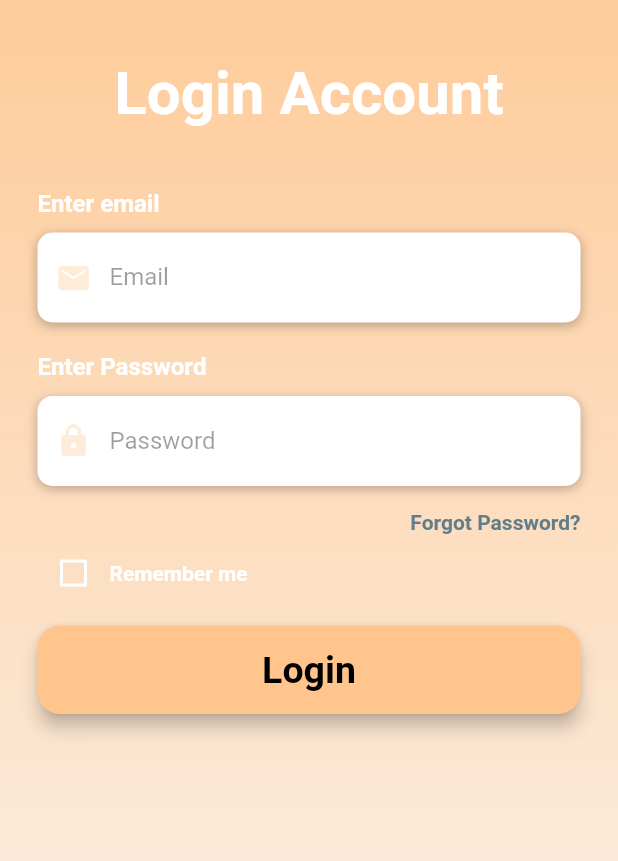
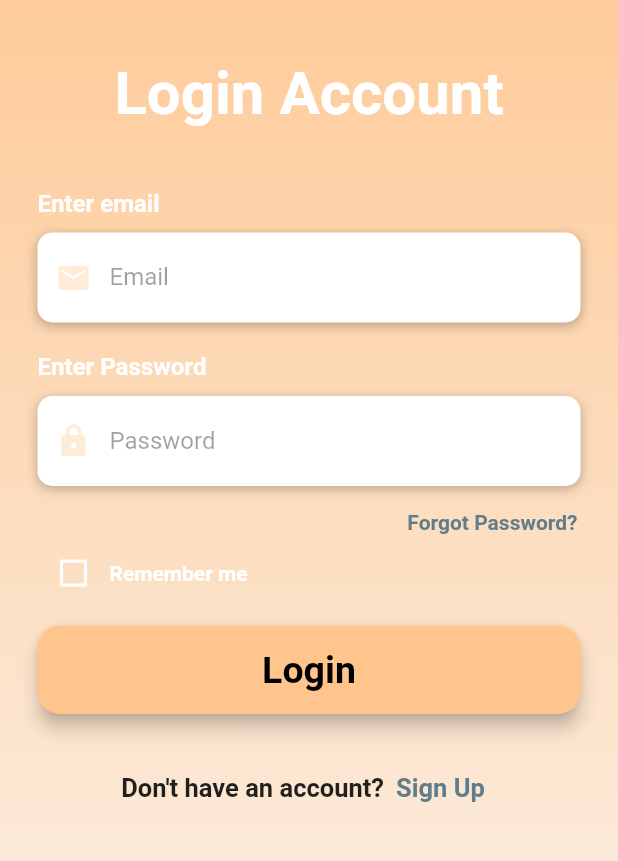
Before and after one commit to JPsobral20/TimeSlice, a Flutter app: the screen it shows after launch, on a phone screen of 412 x 824 dp, the part 195-1056 px from its top. Run offline on Flutter 3.47's test engine with Material 2 defaults, Android fonts, the phone set to English and light mode, and no system bars; our stand-ins replace curved_navigation_bar, percent_indicator.

Commit message:
more organized and SignIn

```diff
--- a/src/lib/Screen/Login/Box/RememberLoginBox.dart
+++ b/src/lib/Screen/Login/Box/RememberLoginBox.dart
@@ -1,15 +1,12 @@
-import 'dart:developer';
-
 import 'package:flutter/material.dart';
 
-/*
-class RememberLoginBox extends StatelessWidget {
+class RememberLoginBox extends StatefulWidget {
 
   bool rememberMe;
 
-  const RememberLoginBox({
+  RememberLoginBox({
     super.key,
-    required this.rememberMe,
+    this.rememberMe = false,
   });
 
   @override
@@ -18,8 +15,6 @@ class RememberLoginBox extends StatelessWidget {
 }
 
 class RememberLoginBoxState extends State<RememberLoginBox>{
-
-  get rememberMe => rememberMe;
 
 
   @override
@@ -31,12 +26,12 @@ class RememberLoginBoxState extends State<RememberLoginBox>{
           Theme(
             data: ThemeData(unselectedWidgetColor: Colors.white),
             child: Checkbox(
-              value: rememberMe,
+              value: widget.rememberMe,
               checkColor: Colors.green,
               activeColor: Colors.white,
               onChanged: (value) {
                 setState(() {
-                  rememberMe = value!;
+                  widget.rememberMe = value!;
                 });
               },
             ),
@@ -53,5 +48,3 @@ class RememberLoginBoxState extends State<RememberLoginBox>{
     );
   }
 }
-
- */
--- a/src/lib/Screen/Login/Button/ForgotPasswordButton.dart
+++ b/src/lib/Screen/Login/Button/ForgotPasswordButton.dart
@@ -11,7 +11,7 @@ class ForgotPasswordButton extends StatelessWidget {
       child: TextButton(
         onPressed: () => print("Forgot Password pressed"),
         style: TextButton.styleFrom(
-          padding: EdgeInsets.only(right: 0),
+          padding: EdgeInsets.only(right: 2),
         ),
         child: Text(
           "Forgot Password?",
--- a/src/lib/Screen/Login/Button/LoginButton.dart
+++ b/src/lib/Screen/Login/Button/LoginButton.dart
@@ -2,7 +2,11 @@ import 'package:flutter/material.dart';
 import '../../NavigationBar.dart';
 
 class LoginButton extends StatelessWidget {
-  const LoginButton({super.key});
+  final String text;
+  const LoginButton({
+    required this.text,
+    super.key
+  });
 
   @override
   Widget build(BuildContext context) {
@@ -22,7 +26,7 @@ class LoginButton extends StatelessWidget {
           ),
         ),
         child: Text(
-          "Login",
+          text,
           style: TextStyle(
             color: Colors.black,
             fontSize: 25.0,
--- /dev/null
+++ b/src/lib/Screen/Login/Button/SignInButton.dart
@@ -0,0 +1,27 @@
+import 'package:flutter/material.dart';
+
+class SignInButton extends StatelessWidget {
+  final void Function() onPressed;
+  final String text;
+
+  const SignInButton({
+    super.key,
+    required this.onPressed,
+    required this.text,
+  });
+
+  @override
+  Widget build(BuildContext context) {
+    return TextButton(
+      onPressed: onPressed,
+      child: Text(
+        text,
+        style: TextStyle(
+          color: Colors.blueGrey,
+          fontWeight: FontWeight.bold,
+          fontSize: 17,
+        ),
+      ),
+    );
+  }
+}
--- a/src/lib/Screen/Login/LoginScreen.dart
+++ b/src/lib/Screen/Login/LoginScreen.dart
@@ -1,48 +1,15 @@
 import 'package:flutter/material.dart';
 import 'package:flutter/services.dart';
 import 'package:projeto/Screen/Login/Box/LoginBoxesBuilder.dart';
+import 'package:projeto/Screen/Login/Box/RememberLoginBox.dart';
 import 'package:projeto/Screen/Login/Button/ForgotPasswordButton.dart';
+import 'package:projeto/Screen/Login/Button/SignInButton.dart';
+import 'package:projeto/Screen/SignIn/SignInScreen.dart';
 import 'package:projeto/Widgets/AppTitle.dart';
 import 'package:projeto/Screen/Login/Button/LoginButton.dart';
 
-class LoginScreen extends StatefulWidget {
-  @override
-  LoginScreenState createState() => LoginScreenState();
-}
 
-class LoginScreenState extends State<LoginScreen>{
-
-  bool isRememberMe = false;
-
-  RememberLoginBox() => Container(
-    height: 20,
-    child: Row(
-      children: <Widget>[
-        Theme(
-          data: ThemeData(unselectedWidgetColor: Colors.white),
-          child: Checkbox(
-            value: isRememberMe,
-            checkColor: Colors.green,
-            activeColor: Colors.white,
-            onChanged: (value) {
-              setState(() {
-                isRememberMe = value!;
-              });
-            },
-          ),
-        ),
-        Text(
-          "Remember me",
-          style: TextStyle(
-            color: Colors.white,
-            fontWeight: FontWeight.bold,
-          ),
-        )
-      ],
-    ),
-  );
-
-
+class LoginScreen extends StatelessWidget{
 
   @override
   Widget build(BuildContext context){
@@ -105,7 +72,25 @@ class LoginScreenState extends State<LoginScreen>{
                       ),
                       ForgotPasswordButton(),
                       RememberLoginBox(),
-                      LoginButton(),
+                      LoginButton(text: "Login"),
+                      Row(
+                        mainAxisAlignment: MainAxisAlignment.center,
+                        children: [
+                          Text(
+                            "Don't have an account?",
+                            style: TextStyle(
+                              fontWeight: FontWeight.bold,
+                              fontSize: 17,
+                            ),
+                          ),
+                          SignInButton(
+                            onPressed: (){
+                              Navigator.push(context, MaterialPageRoute(builder: (context) => SignInScreen()),);
+                            },
+                            text: "Sign Up",
+                          ),
+                        ],
+                      ),
                     ],
                   ),
                 ),
--- a/src/lib/Screen/NavigationBar.dart
+++ b/src/lib/Screen/NavigationBar.dart
@@ -3,6 +3,7 @@ import 'package:flutter/material.dart';
 import 'package:projeto/Screen/PlacesToStudy/PlacesToStudyScreen.dart';
 import 'package:projeto/Screen/Shop/ShopScreen.dart';
 import 'package:projeto/Screen/Timer/TimerScreen.dart';
+import 'package:projeto/Screen/Settings/SettingsScreen.dart';
 
 class NavigatorBar extends StatefulWidget {
   @override
@@ -29,7 +30,7 @@ class NavigatorBarState extends State<NavigatorBar> {
         return TimerScreen();
 
       case 4:
-        return TimerScreen();
+        return SettingsScreen();
 
       default:
         return TimerScreen();
--- a/src/lib/Screen/PlacesToStudy/PlacesToStudyItems.dart
+++ b/src/lib/Screen/PlacesToStudy/PlacesToStudyItems.dart
@@ -16,9 +16,8 @@ class PlacesToStudyItems extends StatelessWidget {
       crossAxisAlignment: CrossAxisAlignment.start,
       children: <Widget>[
         Container(
-
           padding: EdgeInsets.only(top: 20, right: 15, left: 15),
-          height: 240,
+          height: 260,
           decoration: BoxDecoration(
             border: Border.all(
               color: Colors.black,
--- a/src/lib/Screen/Shop/Box/CategoriesBox.dart
+++ b/src/lib/Screen/Shop/Box/CategoriesBox.dart
@@ -2,7 +2,6 @@ import 'package:flutter/material.dart';
 
 class CategoriesBox extends StatefulWidget{
   const CategoriesBox({super.key});
-
 
   @override
   CategoriesBoxState createState() => CategoriesBoxState();
@@ -36,7 +35,7 @@ class CategoriesBoxState extends State<CategoriesBox>{
         });
       },
       child: Padding(
-        padding: EdgeInsets.symmetric(horizontal: 27.0),
+        padding: EdgeInsets.symmetric(horizontal: 22.0),
         child: Column(
           crossAxisAlignment: CrossAxisAlignment.start,
           children: <Widget>[
--- a/src/pubspec.yaml
+++ b/src/pubspec.yaml
@@ -39,6 +39,7 @@ dependencies:
   curved_navigation_bar: ^1.0.3
   flutter_svg: ^0.22.0
   flutter_gherkin: ^2.0.0
+  vibration: ^1.7.5
 
 dev_dependencies:
   flutter_test:
```
Also changed, not shown: src/lib/Models/Countdown.dart (deleted, +0 -32 lines), src/lib/Screen/PlacesToStudy/PlacesToStudyScreen.dart (+6 -5 lines), src/lib/Screen/Settings/Box/SoundBox.dart (added, +51 -0 lines), src/lib/Screen/Settings/Box/VibrateBox.dart (added, +51 -0 lines), src/lib/Screen/Settings/SettingsScreen.dart (added, +80 -0 lines), src/lib/Screen/Shop/ShopScreen.dart (+5 -4 lines), src/lib/Screen/SignIn/SignInScreen.dart (added, +104 -0 lines), src/lib/Screen/Timer/Button/TimerButtonsBuilder.dart (+0 -37 lines), src/lib/Widgets/Timer/Countdown.dart (deleted, +0 -33 lines), src/pubspec.lock.
